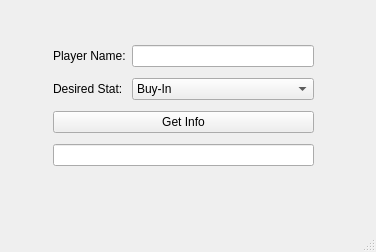
Old version of the form mainwindow.ui in the repository whackfather/PokerHub.
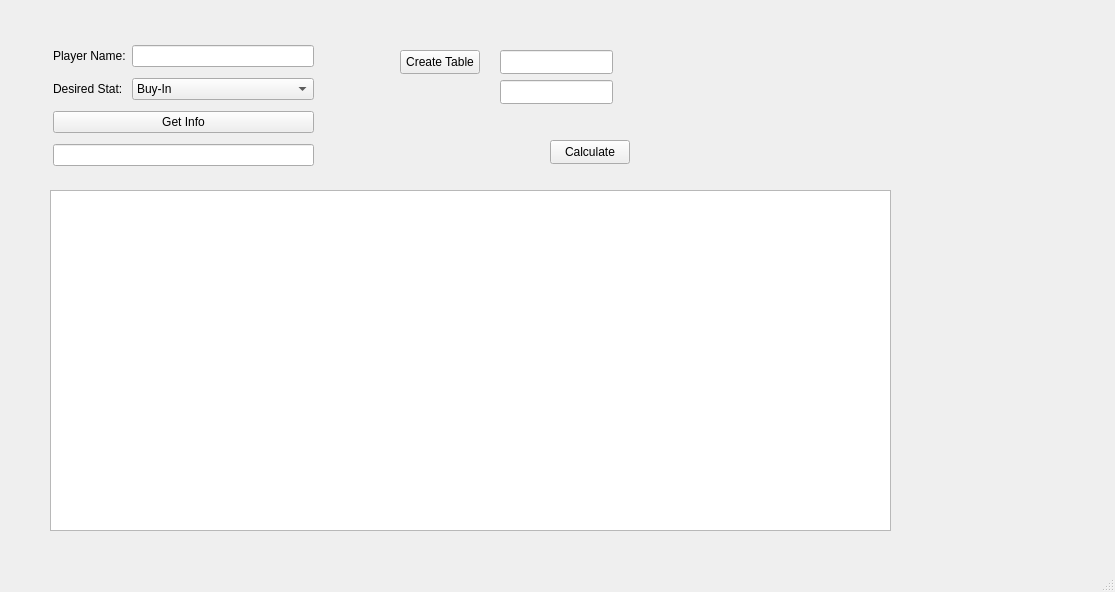
New version of the form.

Commit message: created table creator with row and column input fields

Patch:
```diff
--- a/mainwindow.ui
+++ b/mainwindow.ui
@@ -6,8 +6,8 @@
    <rect>
     <x>0</x>
     <y>0</y>
-    <width>376</width>
-    <height>252</height>
+    <width>1115</width>
+    <height>592</height>
    </rect>
   </property>
   <property name="mouseTracking">
@@ -89,6 +89,65 @@
      </item>
     </layout>
    </widget>
+   <widget class="QPushButton" name="createTable">
+    <property name="geometry">
+     <rect>
+      <x>400</x>
+      <y>50</y>
+      <width>80</width>
+      <height>24</height>
+     </rect>
+    </property>
+    <property name="text">
+     <string>Create Table</string>
+    </property>
+   </widget>
+   <widget class="QLineEdit" name="rowsOfTbl">
+    <property name="geometry">
+     <rect>
+      <x>500</x>
+      <y>50</y>
+      <width>113</width>
+      <height>24</height>
+     </rect>
+    </property>
+   </widget>
+   <widget class="QLineEdit" name="colsOfTbl">
+    <property name="geometry">
+     <rect>
+      <x>500</x>
+      <y>80</y>
+      <width>113</width>
+      <height>24</height>
+     </rect>
+    </property>
+   </widget>
+   <widget class="QTableWidget" name="tableWidget">
+    <property name="geometry">
+     <rect>
+      <x>50</x>
+      <y>190</y>
+      <width>841</width>
+      <height>341</height>
+     </rect>
+    </property>
+    <property name="columnCount">
+     <number>0</number>
+    </property>
+   </widget>
+   <widget class="QPushButton" name="runCalcs">
+    <property name="geometry">
+     <rect>
+      <x>550</x>
+      <y>140</y>
+      <width>80</width>
+      <height>24</height>
+     </rect>
+    </property>
+    <property name="text">
+     <string>Calculate</string>
+    </property>
+   </widget>
   </widget>
   <widget class="QMenuBar" name="menubar">
    <property name="geometry">
```
Left out of the diff: 2 changed lines with no effect on the pictures.
